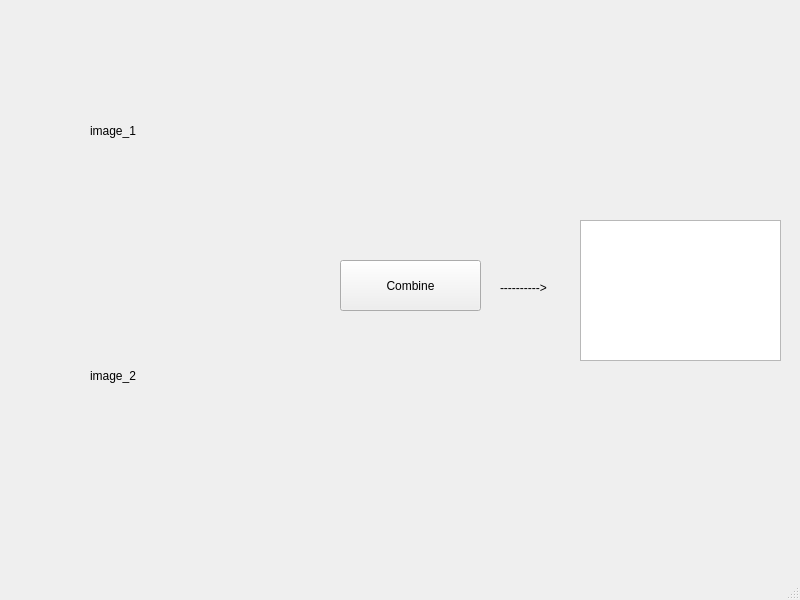
submarines414/layered-qimage, file editor.ui: the form before one commit.
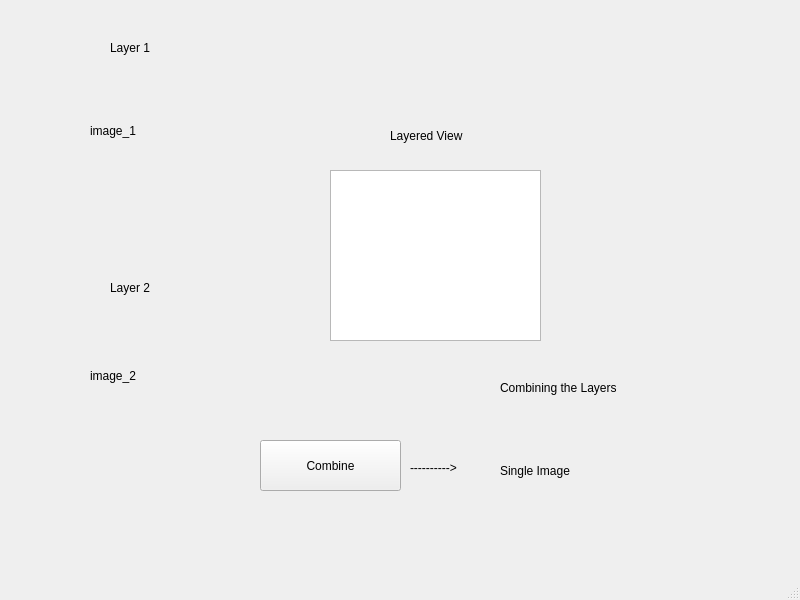
The form after the commit.

Commit message: POC finalized -- can make a single image from layers of QPixmaps -- optionally can save a .png to the build folder (commented)

The edit to the form file:
```diff
--- a/editor.ui
+++ b/editor.ui
@@ -14,21 +14,11 @@
    <string>editor</string>
   </property>
   <widget class="QWidget" name="centralwidget">
-   <widget class="QGraphicsView" name="composite_view">
-    <property name="geometry">
-     <rect>
-      <x>580</x>
-      <y>220</y>
-      <width>201</width>
-      <height>141</height>
-     </rect>
-    </property>
-   </widget>
    <widget class="QPushButton" name="combine_button">
     <property name="geometry">
      <rect>
-      <x>340</x>
-      <y>260</y>
+      <x>260</x>
+      <y>440</y>
       <width>141</width>
       <height>51</height>
      </rect>
@@ -40,8 +30,8 @@
    <widget class="QLabel" name="label">
     <property name="geometry">
      <rect>
-      <x>500</x>
-      <y>280</y>
+      <x>410</x>
+      <y>460</y>
       <width>62</width>
       <height>16</height>
      </rect>
@@ -76,6 +66,81 @@
      <string>image_2</string>
     </property>
    </widget>
+   <widget class="QGraphicsView" name="graphicsView">
+    <property name="geometry">
+     <rect>
+      <x>330</x>
+      <y>170</y>
+      <width>211</width>
+      <height>171</height>
+     </rect>
+    </property>
+   </widget>
+   <widget class="QLabel" name="label_2">
+    <property name="geometry">
+     <rect>
+      <x>390</x>
+      <y>120</y>
+      <width>101</width>
+      <height>31</height>
+     </rect>
+    </property>
+    <property name="text">
+     <string>Layered View</string>
+    </property>
+   </widget>
+   <widget class="QLabel" name="post_render">
+    <property name="geometry">
+     <rect>
+      <x>500</x>
+      <y>400</y>
+      <width>141</width>
+      <height>141</height>
+     </rect>
+    </property>
+    <property name="text">
+     <string>Single Image</string>
+    </property>
+   </widget>
+   <widget class="QLabel" name="label_3">
+    <property name="geometry">
+     <rect>
+      <x>110</x>
+      <y>40</y>
+      <width>62</width>
+      <height>16</height>
+     </rect>
+    </property>
+    <property name="text">
+     <string>Layer 1</string>
+    </property>
+   </widget>
+   <widget class="QLabel" name="label_4">
+    <property name="geometry">
+     <rect>
+      <x>110</x>
+      <y>280</y>
+      <width>62</width>
+      <height>16</height>
+     </rect>
+    </property>
+    <property name="text">
+     <string>Layer 2</string>
+    </property>
+   </widget>
+   <widget class="QLabel" name="label_5">
+    <property name="geometry">
+     <rect>
+      <x>500</x>
+      <y>380</y>
+      <width>171</width>
+      <height>16</height>
+     </rect>
+    </property>
+    <property name="text">
+     <string>Combining the Layers</string>
+    </property>
+   </widget>
   </widget>
   <widget class="QMenuBar" name="menubar">
    <property name="geometry">
```
Left out of the diff: 4 changed lines with no effect on the pictures. The commit also changes 4 other files.
